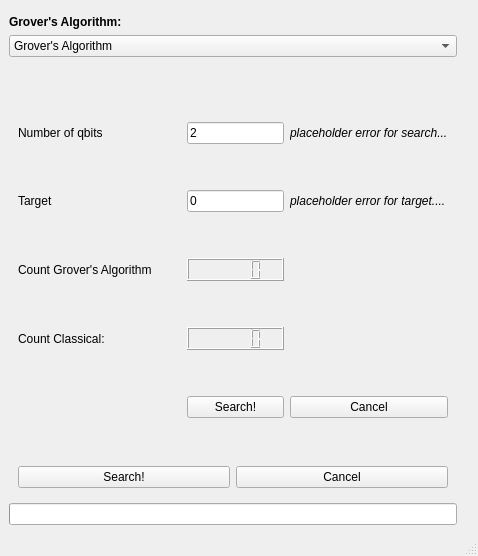
The window that qcp/gui/form.ui (Tiernan8r/quantum_computing_project) describes before a commit, drawn with Qt 5.
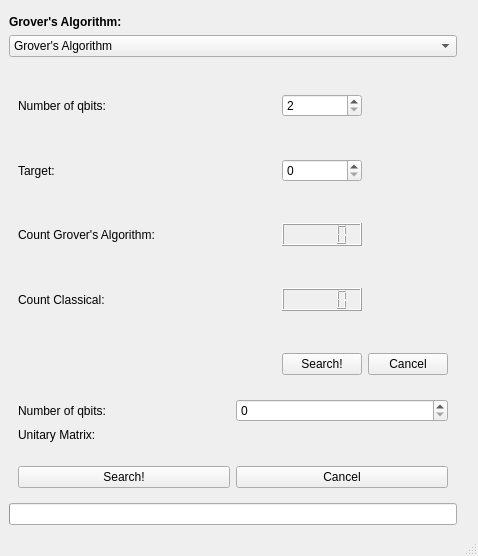
The same window after the commit.

Commit message: simplify grover's ui by using spin boxes for integer input

Patch:
```diff
--- a/qcp/gui/form.ui
+++ b/qcp/gui/form.ui
@@ -86,7 +86,7 @@
            <item row="6" column="0">
             <widget class="QLabel" name="label_count_grover">
              <property name="text">
-              <string>Count Grover's Algorithm</string>
+              <string>Count Grover's Algorithm:</string>
              </property>
             </widget>
            </item>
@@ -116,143 +116,6 @@
              </property>
             </spacer>
            </item>
-           <item row="1" column="4">
-            <widget class="QLabel" name="input_search_error">
-             <property name="enabled">
-              <bool>true</bool>
-             </property>
-             <property name="palette">
-              <palette>
-               <active>
-                <colorrole role="WindowText">
-                 <brush brushstyle="SolidPattern">
-                  <color alpha="255">
-                   <red>255</red>
-                   <green>0</green>
-                   <blue>0</blue>
-                  </color>
-                 </brush>
-                </colorrole>
-                <colorrole role="Text">
-                 <brush brushstyle="SolidPattern">
-                  <color alpha="255">
-                   <red>255</red>
-                   <green>0</green>
-                   <blue>0</blue>
-                  </color>
-                 </brush>
-                </colorrole>
-                <colorrole role="BrightText">
-                 <brush brushstyle="SolidPattern">
-                  <color alpha="255">
-                   <red>255</red>
-                   <green>0</green>
-                   <blue>0</blue>
-                  </color>
-                 </brush>
-                </colorrole>
-                <colorrole role="ButtonText">
-                 <brush brushstyle="SolidPattern">
-                  <color alpha="255">
-                   <red>255</red>
-                   <green>0</green>
-                   <blue>0</blue>
-                  </color>
-                 </brush>
-                </colorrole>
-               </active>
-               <inactive>
-                <colorrole role="WindowText">
-                 <brush brushstyle="SolidPattern">
-                  <color alpha="255">
-                   <red>0</red>
-                   <green>0</green>
-                   <blue>0</blue>
-                  </color>
-                 </brush>
-                </colorrole>
-                <colorrole role="Text">
-                 <brush brushstyle="SolidPattern">
-                  <color alpha="255">
-                   <red>0</red>
-                   <green>0</green>
-                   <blue>0</blue>
-                  </color>
-                 </brush>
-                </colorrole>
-                <colorrole role="BrightText">
-                 <brush brushstyle="SolidPattern">
-                  <color alpha="255">
-                   <red>255</red>
-                   <green>255</green>
-                   <blue>255</blue>
-                  </color>
-                 </brush>
-                </colorrole>
-                <colorrole role="ButtonText">
-                 <brush brushstyle="SolidPattern">
-                  <color alpha="255">
-                   <red>0</red>
-                   <green>0</green>
-                   <blue>0</blue>
-                  </color>
-                 </brush>
-                </colorrole>
-               </inactive>
-               <disabled>
-                <colorrole role="WindowText">
-                 <brush brushstyle="SolidPattern">
-                  <color alpha="255">
-                   <red>190</red>
-                   <green>190</green>
-                   <blue>190</blue>
-                  </color>
-                 </brush>
-                </colorrole>
-                <colorrole role="Text">
-                 <brush brushstyle="SolidPattern">
-                  <color alpha="255">
-                   <red>190</red>
-                   <green>190</green>
-                   <blue>190</blue>
-                  </color>
-                 </brush>
-                </colorrole>
-                <colorrole role="BrightText">
-                 <brush brushstyle="SolidPattern">
-                  <color alpha="255">
-                   <red>255</red>
-                   <green>0</green>
-                   <blue>0</blue>
-                  </color>
-                 </brush>
-                </colorrole>
-                <colorrole role="ButtonText">
-                 <brush brushstyle="SolidPattern">
-                  <color alpha="255">
-                   <red>190</red>
-                   <green>190</green>
-                   <blue>190</blue>
-                  </color>
-                 </brush>
-                </colorrole>
-               </disabled>
-              </palette>
-             </property>
-             <property name="font">
-              <font>
-               <italic>true</italic>
-               <underline>false</underline>
-              </font>
-             </property>
-             <property name="frameShadow">
-              <enum>QFrame::Plain</enum>
-             </property>
-             <property name="text">
-              <string>placeholder error for search...</string>
-             </property>
-            </widget>
-           </item>
            <item row="6" column="3">
             <widget class="QLCDNumber" name="lcd_number_grover">
              <property name="frameShape">
@@ -360,13 +223,6 @@
              </property>
             </spacer>
            </item>
-           <item row="4" column="3">
-            <widget class="QLineEdit" name="input_target">
-             <property name="text">
-              <string>0</string>
-             </property>
-            </widget>
-           </item>
            <item row="9" column="3">
             <spacer name="verticalSpacer_20">
              <property name="orientation">
@@ -380,17 +236,10 @@
              </property>
             </spacer>
            </item>
-           <item row="1" column="3">
-            <widget class="QLineEdit" name="input_search">
-             <property name="text">
-              <string>2</string>
-             </property>
-            </widget>
-           </item>
            <item row="4" column="0">
             <widget class="QLabel" name="label_target">
              <property name="text">
-              <string>Target</string>
+              <string>Target:</string>
              </property>
             </widget>
            </item>
@@ -447,7 +296,7 @@
            <item row="1" column="0">
             <widget class="QLabel" name="label_search">
              <property name="text">
-              <string>Number of qbits</string>
+              <string>Number of qbits:</string>
              </property>
             </widget>
            </item>
@@ -471,133 +320,20 @@
              </property>
             </widget>
            </item>
-           <item row="4" column="4">
-            <widget class="QLabel" name="input_target_error">
-             <property name="palette">
-              <palette>
-               <active>
-                <colorrole role="WindowText">
-                 <brush brushstyle="SolidPattern">
-                  <color alpha="255">
-                   <red>255</red>
-                   <green>0</green>
-                   <blue>0</blue>
-                  </color>
-                 </brush>
-                </colorrole>
-                <colorrole role="Text">
-                 <brush brushstyle="SolidPattern">
-                  <color alpha="255">
-                   <red>255</red>
-                   <green>0</green>
-                   <blue>0</blue>
-                  </color>
-                 </brush>
-                </colorrole>
-                <colorrole role="BrightText">
-                 <brush brushstyle="SolidPattern">
-                  <color alpha="255">
-                   <red>255</red>
-                   <green>0</green>
-                   <blue>0</blue>
-                  </color>
-                 </brush>
-                </colorrole>
-                <colorrole role="ButtonText">
-                 <brush brushstyle="SolidPattern">
-                  <color alpha="255">
-                   <red>255</red>
-                   <green>0</green>
-                   <blue>0</blue>
-                  </color>
-                 </brush>
-                </colorrole>
-               </active>
-               <inactive>
-                <colorrole role="WindowText">
-                 <brush brushstyle="SolidPattern">
-                  <color alpha="255">
-                   <red>0</red>
-                   <green>0</green>
-                   <blue>0</blue>
-                  </color>
-                 </brush>
-                </colorrole>
-                <colorrole role="Text">
-                 <brush brushstyle="SolidPattern">
-                  <color alpha="255">
-                   <red>0</red>
-                   <green>0</green>
-                   <blue>0</blue>
-                  </color>
-                 </brush>
-                </colorrole>
-                <colorrole role="BrightText">
-                 <brush brushstyle="SolidPattern">
-                  <color alpha="255">
-                   <red>255</red>
-                   <green>255</green>
-                   <blue>255</blue>
-                  </color>
-                 </brush>
-                </colorrole>
-                <colorrole role="ButtonText">
-                 <brush brushstyle="SolidPattern">
-                  <color alpha="255">
-                   <red>0</red>
-                   <green>0</green>
-                   <blue>0</blue>
-                  </color>
-                 </brush>
-                </colorrole>
-               </inactive>
-               <disabled>
-                <colorrole role="WindowText">
-                 <brush brushstyle="SolidPattern">
-                  <color alpha="255">
-                   <red>190</red>
-                   <green>190</green>
-                   <blue>190</blue>
-                  </color>
-                 </brush>
-                </colorrole>
-                <colorrole role="Text">
-                 <brush brushstyle="SolidPattern">
-                  <color alpha="255">
-                   <red>190</red>
-                   <green>190</green>
-                   <blue>190</blue>
-                  </color>
-                 </brush>
-                </colorrole>
-                <colorrole role="BrightText">
-                 <brush brushstyle="SolidPattern">
-                  <color alpha="255">
-                   <red>255</red>
-                   <green>0</green>
-                   <blue>0</blue>
-                  </color>
-                 </brush>
-                </colorrole>
-                <colorrole role="ButtonText">
-                 <brush brushstyle="SolidPattern">
-                  <color alpha="255">
-                   <red>190</red>
-                   <green>190</green>
-                   <blue>190</blue>
-                  </color>
-                 </brush>
-                </colorrole>
-               </disabled>
-              </palette>
+           <item row="1" column="3">
+            <widget class="QSpinBox" name="input_search">
+             <property name="minimum">
+              <number>2</number>
              </property>
-             <property name="font">
-              <font>
-               <italic>true</italic>
-              </font>
+             <property name="maximum">
+              <number>30</number>
              </property>
-             <property name="text">
-              <string>placeholder error for target....</string>
+            </widget>
+           </item>
+           <item row="4" column="3">
+            <widget class="QSpinBox" name="input_target">
+             <property name="maximum">
+              <number>3</number>
              </property>
             </widget>
            </item>
@@ -610,7 +346,25 @@
        <widget class="QWidget" name="phase_estimation_frame" native="true">
         <layout class="QVBoxLayout" name="verticalLayout_2">
          <item>
-          <layout class="QGridLayout" name="phase_estimation_grid_layout"/>
+          <layout class="QGridLayout" name="phase_estimation_grid_layout">
+           <item row="1" column="0">
+            <widget class="QLabel" name="label">
+             <property name="text">
+              <string>Unitary Matrix:</string>
+             </property>
+            </widget>
+           </item>
+           <item row="0" column="0">
+            <widget class="QLabel" name="label_nqbits_pe">
+             <property name="text">
+              <string>Number of qbits:</string>
+             </property>
+            </widget>
+           </item>
+           <item row="0" column="1">
+            <widget class="QSpinBox" name="input_nqbits_pe"/>
+           </item>
+          </layout>
          </item>
         </layout>
        </widget>
```
The commit also changes 3 other files.
